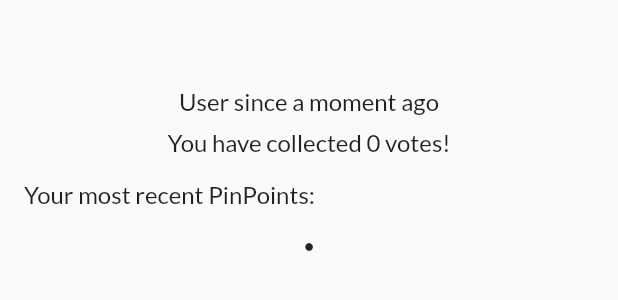
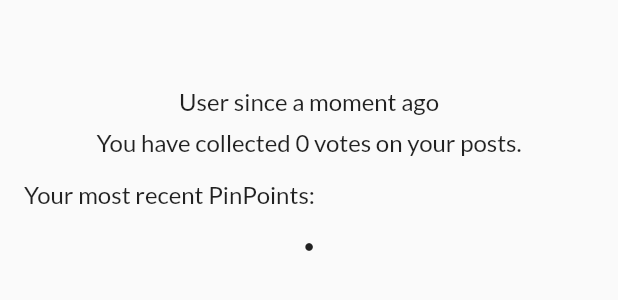
Before and after one commit to MikeGonzaBar/Aplicaciones-Moviles-Proyecto-PinPoint, a Flutter app: the MyPosts widget shown alone on an empty page, opened directly, on a phone screen of 412 x 824 dp. Shown: the top 300 px of the screen. Run offline on Flutter 3.47's test engine with Material 2 defaults, Android fonts, the phone set to English and light mode, and no system bars; our stand-ins replace cloud_firestore, firebase_auth, firebase_core, geolocator, google_fonts, timeago; missing offline and left inert: flutter_share, flutterfire_ui; accounts and stored records are empty.

Commit message:
Minor string edit

```diff
--- a/lib/pages/comment_section.dart
+++ b/lib/pages/comment_section.dart
@@ -226,7 +226,6 @@ class _CommentSectionState extends State<CommentSection> {
               right: 20,
               child: Center(
                 child: SizedBox(
-                  // color: Colors.red,
                   width: MediaQuery.of(context).size.width,
                   height: 50,
                   child: TextField(
@@ -234,8 +233,6 @@ class _CommentSectionState extends State<CommentSection> {
                     textCapitalization: TextCapitalization.sentences,
                     decoration: InputDecoration(
                       hintText: "Comment something...",
-                      // label: Text("Hello"),
-                      // labelText: "Comment something...",
                       filled: true,
                       fillColor: const Color(0xfffafafa),
                       border: const OutlineInputBorder(),
--- a/lib/pages/my_posts.dart
+++ b/lib/pages/my_posts.dart
@@ -54,7 +54,7 @@ class MyPosts extends StatelessWidget {
                             totalLikes -= element["down_votes"].length;
                           }
                           return Text(
-                            "You have collected $totalLikes votes!",
+                            "You have collected $totalLikes votes on your posts.",
                             style: const TextStyle(fontSize: 16),
                             textAlign: TextAlign.center,
                           );
```
